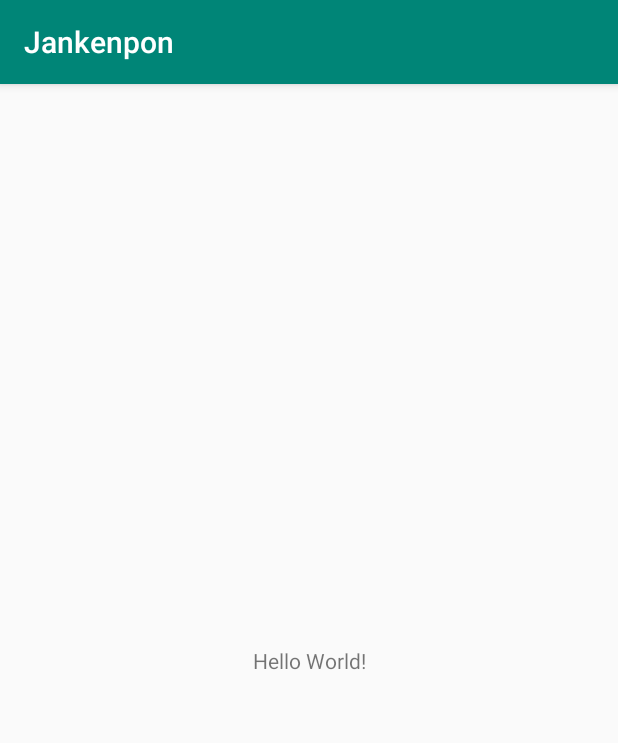
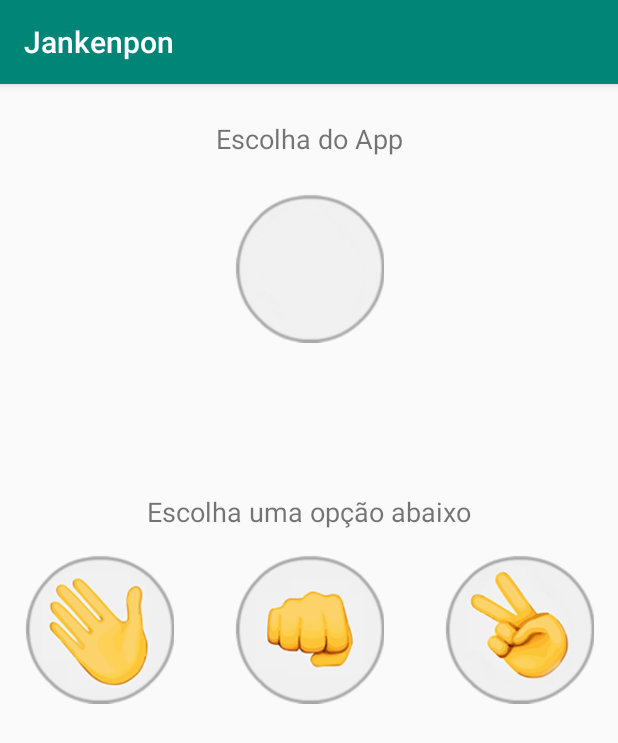
Before and after one commit to reginaldobarreto/Jankenpon, an Android app: the screen it shows after launch (MainActivity), on a phone screen of 412 x 824 dp. Shown: the top 743 px of the screen. Run offline under Robolectric (Android 15) with nearby library versions, the phone set to English and light mode, and no system bars.

Commit message:
finalizada interface do app

```diff
--- a/app/src/main/res/layout/activity_main.xml
+++ b/app/src/main/res/layout/activity_main.xml
@@ -7,12 +7,68 @@
     tools:context=".MainActivity">
 
     <TextView
+        android:id="@+id/textViewAppChoose"
         android:layout_width="wrap_content"
         android:layout_height="wrap_content"
-        android:text="Hello World!"
-        app:layout_constraintBottom_toBottomOf="parent"
-        app:layout_constraintLeft_toLeftOf="parent"
-        app:layout_constraintRight_toRightOf="parent"
+        android:layout_marginTop="24dp"
+        android:text="@string/escolha_do_app"
+        android:textSize="18sp"
+        app:layout_constraintEnd_toEndOf="parent"
+        app:layout_constraintStart_toStartOf="parent"
         app:layout_constraintTop_toTopOf="parent" />
 
+    <ImageView
+        android:id="@+id/imageViewApp"
+        android:layout_width="wrap_content"
+        android:layout_height="100dp"
+        android:layout_marginTop="24dp"
+        app:layout_constraintEnd_toEndOf="parent"
+        app:layout_constraintStart_toStartOf="parent"
+        app:layout_constraintTop_toBottomOf="@+id/textViewAppChoose"
+        app:srcCompat="@drawable/padrao" />
+
+    <ImageView
+        android:id="@+id/imageViewPaper"
+        android:layout_width="100dp"
+        android:layout_height="100dp"
+        android:layout_marginStart="16dp"
+        android:layout_marginTop="16dp"
+        android:clickable="true"
+        app:layout_constraintStart_toStartOf="parent"
+        app:layout_constraintTop_toBottomOf="@+id/textViewUserChoose"
+        app:srcCompat="@drawable/papel" />
+
+    <TextView
+        android:id="@+id/textViewUserChoose"
+        android:layout_width="wrap_content"
+        android:layout_height="wrap_content"
+        android:layout_marginTop="100dp"
+        android:text="@string/escolha_do_user"
+        android:textSize="18sp"
+        app:layout_constraintEnd_toEndOf="parent"
+        app:layout_constraintStart_toStartOf="parent"
+        app:layout_constraintTop_toBottomOf="@+id/imageViewApp" />
+
+    <ImageView
+        android:id="@+id/imageViewScissor"
+        android:layout_width="100dp"
+        android:layout_height="100dp"
+        android:layout_marginTop="16dp"
+        android:layout_marginEnd="16dp"
+        android:clickable="true"
+        app:layout_constraintEnd_toEndOf="parent"
+        app:layout_constraintTop_toBottomOf="@+id/textViewUserChoose"
+        app:srcCompat="@drawable/tesoura" />
+
+    <ImageView
+        android:id="@+id/imageViewRock"
+        android:layout_width="100dp"
+        android:layout_height="100dp"
+        android:layout_marginTop="16dp"
+        android:clickable="true"
+        app:layout_constraintEnd_toStartOf="@+id/imageViewScissor"
+        app:layout_constraintStart_toEndOf="@+id/imageViewPaper"
+        app:layout_constraintTop_toBottomOf="@+id/textViewUserChoose"
+        app:srcCompat="@drawable/pedra" />
+
 </androidx.constraintlayout.widget.ConstraintLayout>
--- a/app/src/main/res/values/strings.xml
+++ b/app/src/main/res/values/strings.xml
@@ -1,3 +1,5 @@
 <resources>
     <string name="app_name">Jankenpon</string>
+    <string name="escolha_do_app">Escolha do App</string>
+    <string name="escolha_do_user">Escolha uma opção abaixo</string>
 </resources>
```
